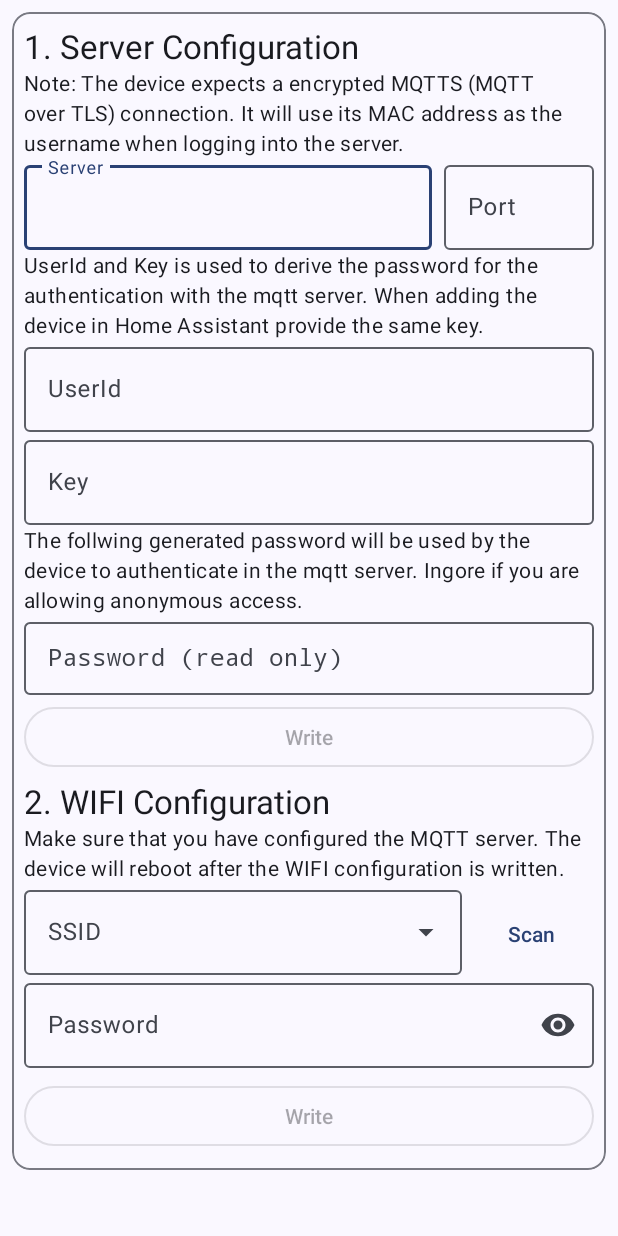
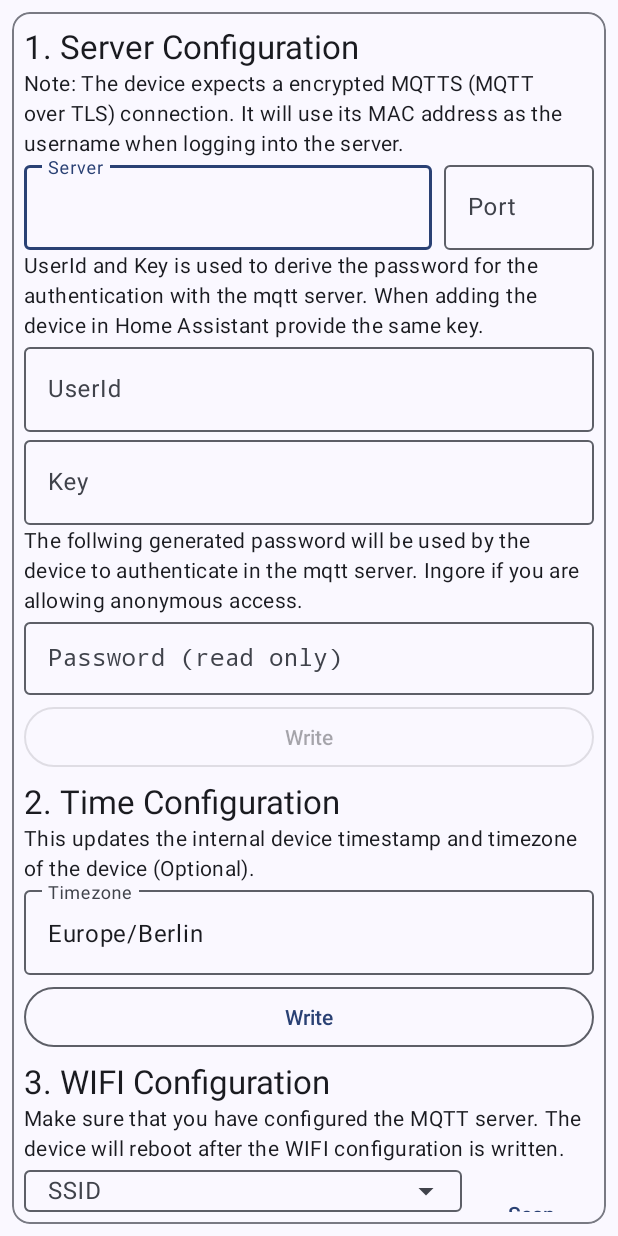
Before and after one commit to Fabi019/MerossBLE, an Android app: the fragment ConfigFragment shown on its own in the app's theme, on a phone screen of 412 x 824 dp. Run offline under Robolectric (Android 15) with nearby library versions, the phone set to English and light mode, and no system bars; 3 statements that could not run were skipped.

Commit message:
Revert "Remove optional time configuration"
This reverts commit f39571bd6fc76d5f93d2805defd5c6bd6be56e52.

```diff
--- a/app/src/main/java/dev/fabik/merossble/fragments/ConfigFragment.kt
+++ b/app/src/main/java/dev/fabik/merossble/fragments/ConfigFragment.kt
@@ -68,6 +68,12 @@ class ConfigFragment : Fragment() {
                     viewModel.onConfirmWifi?.invoke(wifi, hashed)
                 }
             }
+        }
+
+        val timezoneField = view.findViewById<TextView>(R.id.timezone)
+        val updateTimestampButton = view.findViewById<Button>(R.id.writeTimestamp)
+        updateTimestampButton.setOnClickListener {
+            viewModel.onUpdateTimestamp?.invoke(timezoneField.text.toString())
         }
 
         passwordField = view.findViewById(R.id.password)
--- a/app/src/main/java/dev/fabik/merossble/model/ConfigViewModel.kt
+++ b/app/src/main/java/dev/fabik/merossble/model/ConfigViewModel.kt
@@ -12,6 +12,7 @@ class ConfigViewModel : ViewModel() {
     var deviceInfo: MutableLiveData<DeviceInfo?> = MutableLiveData()
 
     var onRefresh: (() -> Unit)? = null
+    var onUpdateTimestamp: ((String) -> Unit)? = null // timezone
     var onConfirmMqtt: ((KeyConfig) -> Unit)? = null // mqtt server, port, userId, key
     var onConfirmWifi: ((Wifi, String) -> Unit)? = null // ssid, password
 
--- a/app/src/main/res/layout/fragment_config.xml
+++ b/app/src/main/res/layout/fragment_config.xml
@@ -129,9 +129,44 @@
             android:text="Write" />
 
         <TextView
+            android:layout_width="wrap_content"
+            android:layout_height="wrap_content"
+            android:text="2. Time Configuration"
+            android:textAppearance="?attr/textAppearanceTitleLarge" />
+
+        <TextView
             android:layout_width="match_parent"
             android:layout_height="wrap_content"
-            android:text="2. WIFI Configuration"
+            android:text="This updates the internal device timestamp and timezone of the device (Optional)."
+            android:textAppearance="?attr/textAppearanceBodyMedium" />
+
+        <com.google.android.material.textfield.TextInputLayout
+            android:layout_width="match_parent"
+            android:layout_height="wrap_content"
+            android:hint="Timezone">
+
+            <com.google.android.material.textfield.TextInputEditText
+                android:id="@+id/timezone"
+                style="@style/Widget.Material3.TextInputEditText.OutlinedBox"
+                android:layout_width="match_parent"
+                android:layout_height="wrap_content"
+                android:text="Europe/Berlin" />
+
+        </com.google.android.material.textfield.TextInputLayout>
+
+        <com.google.android.material.button.MaterialButton
+            android:id="@+id/writeTimestamp"
+            style="@style/Widget.Material3.Button.OutlinedButton"
+            android:layout_width="match_parent"
+            android:layout_height="wrap_content"
+            android:layout_marginTop="4dp"
+            android:layout_marginBottom="4dp"
+            android:text="Write" />
+
+        <TextView
+            android:layout_width="match_parent"
+            android:layout_height="wrap_content"
+            android:text="3. WIFI Configuration"
             android:textAppearance="?attr/textAppearanceTitleLarge" />
 
         <TextView
```
Also changed, not shown: app/src/main/java/dev/fabik/merossble/fragments/OverviewFragment.kt (+17 -0 lines), app/src/main/java/dev/fabik/merossble/protocol/payloads/Time.kt (added, +45 -0 lines).
